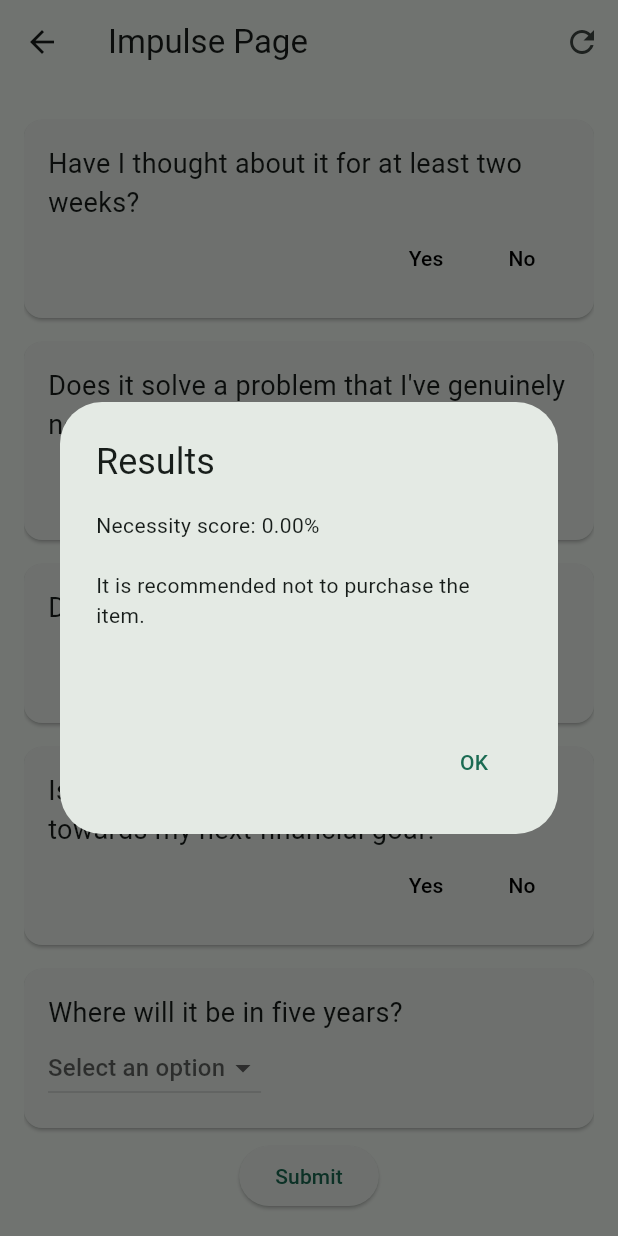
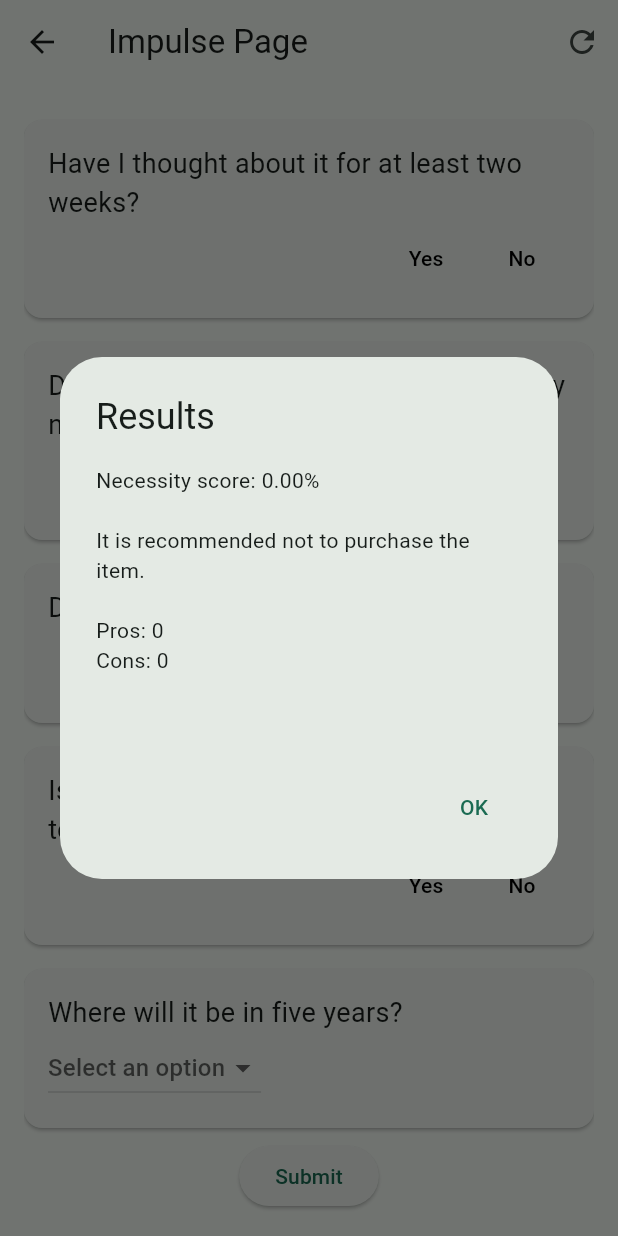
Before and after one commit to O662/w_o_app, a Flutter app: the ImpulsePage screen opened directly, after a tap on "Submit", on a phone screen of 412 x 824 dp. Run offline on Flutter 3.47's test engine with Material 3 defaults, Android fonts, the phone set to English and light mode, and no system bars.

Commit message:
Updated the Impulse page to include the pros and cons list, as well as considerations for a purchase

```diff
--- a/lib/impulse.dart
+++ b/lib/impulse.dart
@@ -28,6 +28,8 @@ class _ImpulsePageState extends State<ImpulsePage> {
   void _submitResponses() {
     int totalScore = 0;
     int maxScore = 0;
+    int proCount = 0;
+    int conCount = 0;
     String additionalConsiderations = '';
 
     for (int i = 0; i < _responses.length; i++) {
@@ -35,10 +37,19 @@ class _ImpulsePageState extends State<ImpulsePage> {
       final response = _responses[i];
 
       if (response != null) {
+        int points = 0;
         if (question['type'] == 'yesno') {
-          totalScore += question['points'][response ? 'yes' : 'no'] as int;
+          points = question['points'][response ? 'yes' : 'no'] as int;
         } else if (question['type'] == 'custom') {
-          totalScore += question['points'][response] as int;
+          points = question['points'][response] as int;
+        }
+        totalScore += points;
+
+        // Update pro and con counts
+        if (points > 0) {
+          proCount++;
+        } else {
+          conCount++;
         }
 
         // Add additional considerations based on specific responses
@@ -99,7 +110,7 @@ class _ImpulsePageState extends State<ImpulsePage> {
       builder: (BuildContext context) {
         return AlertDialog(
           title: Text('Results'),
-          content: Text('Necessity score: ${percentageScore.toStringAsFixed(2)}%\n\n$recommendation\n\n$additionalConsiderations'),
+          content: Text('Necessity score: ${percentageScore.toStringAsFixed(2)}%\n\n$recommendation\n\nPros: $proCount\nCons: $conCount\n\n$additionalConsiderations'),
           actions: [
             TextButton(
               onPressed: () {
```
